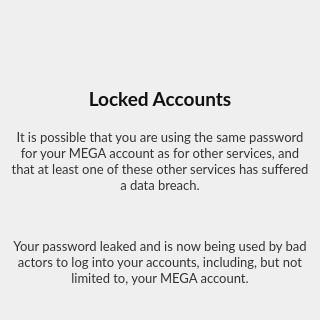
First picture: the form in src/MEGASync/gui/macx/LockedPopOver.ui, repository meganz/MEGAsync, before the edit.
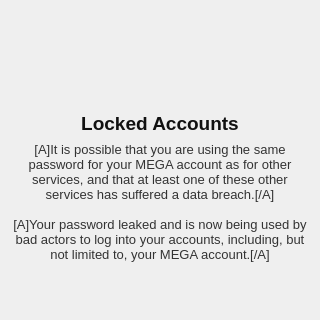
Second picture: the form after the edit. Icons and pictures are not drawn.

Commit message: UI adjustments of locked popover for macOS.

```diff
--- a/src/MEGASync/gui/macx/LockedPopOver.ui
+++ b/src/MEGASync/gui/macx/LockedPopOver.ui
@@ -29,8 +29,48 @@
    <string notr="true"/>
   </property>
   <layout class="QVBoxLayout" name="verticalLayout">
+   <property name="spacing">
+    <number>0</number>
+   </property>
+   <property name="leftMargin">
+    <number>12</number>
+   </property>
+   <property name="topMargin">
+    <number>32</number>
+   </property>
+   <property name="rightMargin">
+    <number>12</number>
+   </property>
+   <property name="bottomMargin">
+    <number>0</number>
+   </property>
    <item>
+    <widget class="QWidget" name="wHeader" native="true">
+     <property name="minimumSize">
+      <size>
+       <width>0</width>
+       <height>0</height>
+      </size>
+     </property>
+     <property name="maximumSize">
+      <size>
+       <width>16777215</width>
+       <height>11651561</height>
+      </size>
+     </property>
     <layout class="QHBoxLayout" name="horizontalLayout">
+      <property name="leftMargin">
+       <number>0</number>
+      </property>
+      <property name="topMargin">
+       <number>0</number>
+      </property>
+      <property name="rightMargin">
+       <number>0</number>
+      </property>
+      <property name="bottomMargin">
+       <number>0</number>
+      </property>
      <item>
       <spacer name="horizontalSpacer">
        <property name="orientation">
@@ -87,14 +127,33 @@
        </property>
        <property name="sizeHint" stdset="0">
         <size>
-         <width>40</width>
+          <width>96</width>
          <height>20</height>
         </size>
        </property>
       </spacer>
      </item>
     </layout>
+    </widget>
    </item>
+   <item>
+    <widget class="QWidget" name="widget" native="true">
+     <layout class="QHBoxLayout" name="horizontalLayout_2">
+      <property name="spacing">
+       <number>0</number>
+      </property>
+      <property name="leftMargin">
+       <number>0</number>
+      </property>
+      <property name="topMargin">
+       <number>10</number>
+      </property>
+      <property name="rightMargin">
+       <number>0</number>
+      </property>
+      <property name="bottomMargin">
+       <number>10</number>
+      </property>
    <item>
     <widget class="QLabel" name="lTitleLocked">
      <property name="minimumSize">
@@ -113,10 +172,8 @@
       <string notr="true">#lTitleLocked
 {
 	color: #111111;
-	font-family: Lato;
+	font-family: &quot;Lato&quot;;
 	font-size: 15px;
-	font-weight: 600;
-	line-height: 20px;
 }</string>
      </property>
      <property name="text">
@@ -127,19 +184,39 @@
      </property>
     </widget>
    </item>
+     </layout>
+    </widget>
+   </item>
+   <item>
+    <widget class="QWidget" name="wDesc" native="true">
+     <layout class="QVBoxLayout" name="verticalLayout_2">
+      <property name="spacing">
+       <number>15</number>
+      </property>
+      <property name="leftMargin">
+       <number>0</number>
+      </property>
+      <property name="topMargin">
+       <number>0</number>
+      </property>
+      <property name="rightMargin">
+       <number>0</number>
+      </property>
+      <property name="bottomMargin">
+       <number>0</number>
+      </property>
    <item>
     <widget class="QLabel" name="lDescLock">
      <property name="styleSheet">
       <string notr="true">#lDescLock
 {
 	color: #333333;
-	font-family: Lato;
+	font-family: &quot;Lato&quot;;
 	font-size: 13px;
-	line-height: 20px;
 }</string>
      </property>
      <property name="text">
-      <string>It is possible that you are using the same password for your MEGA account as for other services, and that at least one of these other services has suffered a data breach.</string>
+         <string>[A]It is possible that you are using the same password for your MEGA account as for other services, and that at least one of these other services has suffered a data breach.[/A]</string>
      </property>
      <property name="alignment">
       <set>Qt::AlignCenter</set>
@@ -155,13 +232,12 @@
       <string notr="true">#lPassLeaked
 {
 	color: #333333;
-	font-family: Lato;
+	font-family: &quot;Lato&quot;;
 	font-size: 13px;
-	line-height: 20px;
 }</string>
      </property>
      <property name="text">
-      <string>Your password leaked and is now being used by bad actors to log into your accounts, including, but not limited to, your MEGA account.</string>
+         <string>[A]Your password leaked and is now being used by bad actors to log into your accounts, including, but not limited to, your MEGA account.[/A]</string>
      </property>
      <property name="alignment">
       <set>Qt::AlignCenter</set>
@@ -169,6 +245,22 @@
      <property name="wordWrap">
       <bool>true</bool>
      </property>
+       </widget>
+      </item>
+      <item>
+       <spacer name="verticalSpacer">
+        <property name="orientation">
+         <enum>Qt::Vertical</enum>
+        </property>
+        <property name="sizeHint" stdset="0">
+         <size>
+          <width>20</width>
+          <height>40</height>
+         </size>
+        </property>
+       </spacer>
+      </item>
+     </layout>
     </widget>
    </item>
   </layout>
```
Lines whose indentation alone changed are shown as unchanged. The commit also changes 6 other files.
